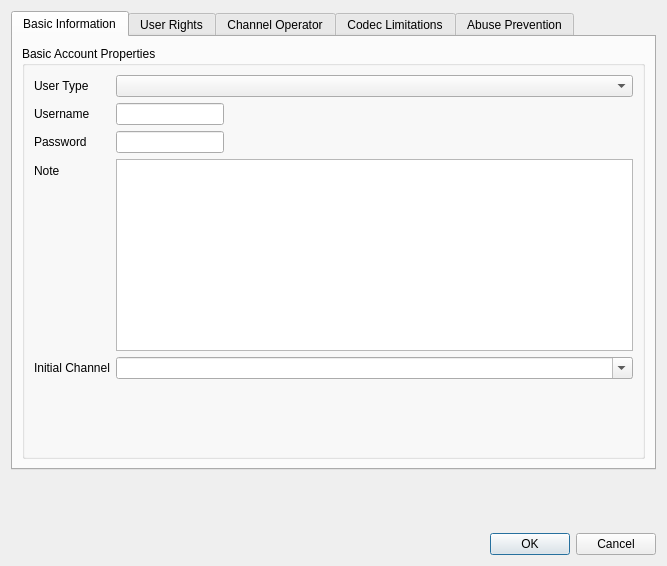
Above: Client/qtTeamTalk/useraccountdlg.ui from BearWare/TeamTalk5 before the change. Below: the same form after it.
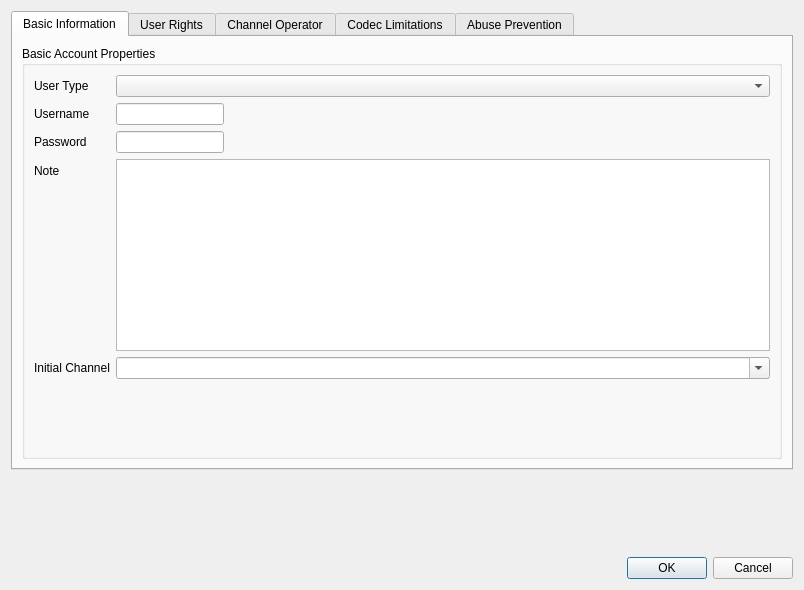
That is the form after the change. Custom widgets are drawn as their Qt base class.

Commit message: Fix duplicate name moc warning

Patch:
```diff
--- a/Client/qtTeamTalk/useraccountdlg.ui
+++ b/Client/qtTeamTalk/useraccountdlg.ui
@@ -6,8 +6,8 @@
    <rect>
     <x>0</x>
     <y>0</y>
-    <width>667</width>
-    <height>566</height>
+    <width>804</width>
+    <height>590</height>
    </rect>
   </property>
   <property name="windowTitle">
```
Left out of the diff: 2 changed lines with no effect on the pictures.
